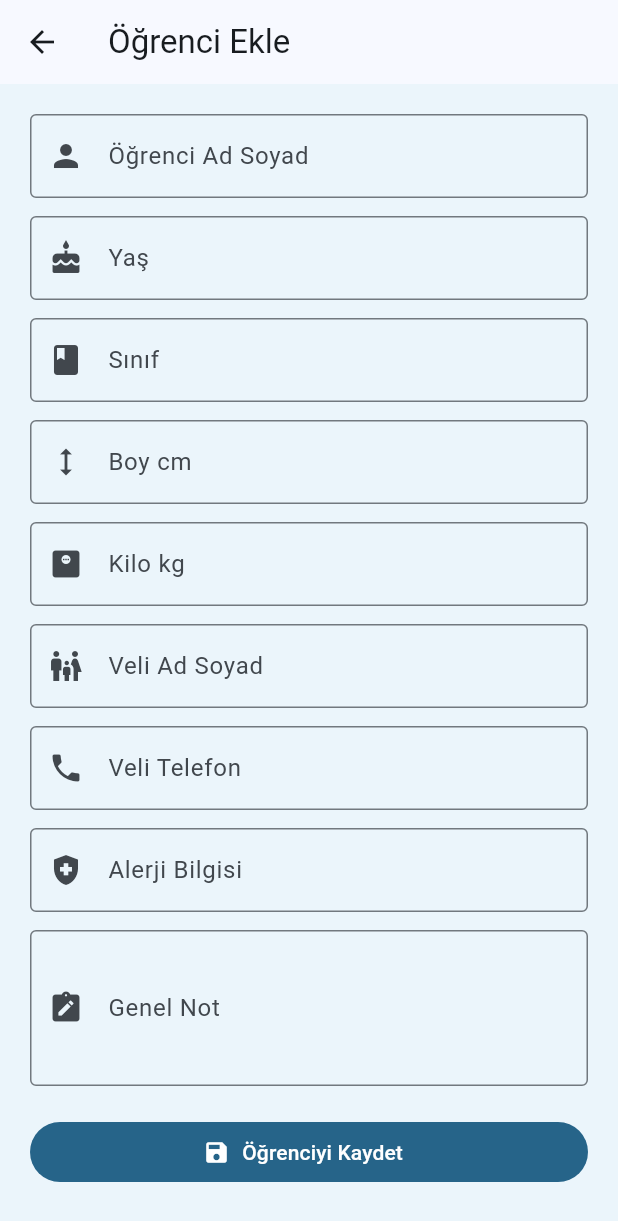
After one commit to EfeTurhan29/243301037_EfeSevkiTurhan_Flutter_Proje, a Flutter app: the ChildFormPage screen opened directly, on a phone screen of 412 x 824 dp. The commit adds this screen. Shown: the top 1221 px of the screen. Run offline on Flutter 3.47's test engine with Material 3 defaults, Android fonts, the phone set to English and light mode, and no system bars; our stand-ins replace supabase_flutter; accounts and stored records are empty.

Commit message:
Ogrenci profilleri ekleme,duzenleme,silme eklendi aynı zamanda rapor kısmında değişiklikler yapildi

```diff
--- /dev/null
+++ b/lib/ekranlar/child_form_page.dart
@@ -0,0 +1,238 @@
+import 'package:flutter/material.dart';
+import 'package:supabase_flutter/supabase_flutter.dart';
+
+class ChildFormPage extends StatefulWidget {
+  final Map<String, dynamic>? existingChild;
+
+  const ChildFormPage({
+    super.key,
+    this.existingChild,
+  });
+
+  @override
+  State<ChildFormPage> createState() => _ChildFormPageState();
+}
+
+class _ChildFormPageState extends State<ChildFormPage> {
+  final supabase = Supabase.instance.client;
+
+  final nameController = TextEditingController();
+  final ageController = TextEditingController();
+  final classroomController = TextEditingController();
+  final heightController = TextEditingController();
+  final weightController = TextEditingController();
+  final parentNameController = TextEditingController();
+  final parentPhoneController = TextEditingController();
+  final allergyController = TextEditingController();
+  final noteController = TextEditingController();
+
+  bool isSaving = false;
+
+  bool get isEditMode => widget.existingChild != null;
+
+  @override
+  void initState() {
+    super.initState();
+
+    if (isEditMode) {
+      final child = widget.existingChild!;
+
+      nameController.text = child['full_name']?.toString() ?? '';
+      ageController.text = child['age']?.toString() ?? '';
+      classroomController.text = child['classroom']?.toString() ?? '';
+      heightController.text = child['height_cm']?.toString() ?? '';
+      weightController.text = child['weight_kg']?.toString() ?? '';
+      parentNameController.text = child['parent_name']?.toString() ?? '';
+      parentPhoneController.text = child['parent_phone']?.toString() ?? '';
+      allergyController.text = child['allergy_info']?.toString() ?? '';
+      noteController.text = child['note']?.toString() ?? '';
+    }
+  }
+
+  Future<void> saveChild() async {
+    if (nameController.text.trim().isEmpty ||
+        ageController.text.trim().isEmpty ||
+        classroomController.text.trim().isEmpty) {
+      ScaffoldMessenger.of(context).showSnackBar(
+        const SnackBar(
+          content: Text('Ad soyad, yaş ve sınıf alanları boş bırakılamaz.'),
+        ),
+      );
+      return;
+    }
+
+    setState(() {
+      isSaving = true;
+    });
+
+    final childData = {
+      'full_name': nameController.text.trim(),
+      'age': int.tryParse(ageController.text.trim()),
+      'classroom': classroomController.text.trim(),
+      'height_cm': int.tryParse(heightController.text.trim()),
+      'weight_kg': double.tryParse(
+        weightController.text.trim().replaceAll(',', '.'),
+      ),
+      'parent_name': parentNameController.text.trim(),
+      'parent_phone': parentPhoneController.text.trim(),
+      'allergy_info': allergyController.text.trim(),
+      'note': noteController.text.trim(),
+    };
+
+    try {
+      if (isEditMode) {
+        await supabase
+            .from('children')
+            .update(childData)
+            .eq('id', widget.existingChild!['id']);
+      } else {
+        await supabase.from('children').insert(childData);
+      }
+
+      if (!mounted) return;
+
+      ScaffoldMessenger.of(context).showSnackBar(
+        SnackBar(
+          content: Text(
+            isEditMode
+                ? 'Öğrenci bilgileri güncellendi.'
+                : 'Öğrenci başarıyla eklendi.',
+          ),
+        ),
+      );
+
+      Navigator.pop(context, true);
+    } catch (error) {
+      if (!mounted) return;
+
+      ScaffoldMessenger.of(context).showSnackBar(
+        SnackBar(
+          content: Text('İşlem sırasında hata oluştu: $error'),
+        ),
+      );
+    } finally {
+      if (mounted) {
+        setState(() {
+          isSaving = false;
+        });
+      }
+    }
+  }
+
+  @override
+  Widget build(BuildContext context) {
+    return Scaffold(
+      appBar: AppBar(
+        title: Text(isEditMode ? 'Öğrenci Düzenle' : 'Öğrenci Ekle'),
+      ),
+      body: ListView(
+        padding: const EdgeInsets.all(20),
+        children: [
+          TextField(
+            controller: nameController,
+            decoration: const InputDecoration(
+              labelText: 'Öğrenci Ad Soyad',
+              border: OutlineInputBorder(),
+              prefixIcon: Icon(Icons.person),
+            ),
+          ),
+          const SizedBox(height: 12),
+          TextField(
+            controller: ageController,
+            keyboardType: TextInputType.number,
+            decoration: const InputDecoration(
+              labelText: 'Yaş',
+              border: OutlineInputBorder(),
+              prefixIcon: Icon(Icons.cake),
+            ),
+          ),
+          const SizedBox(height: 12),
+          TextField(
+            controller: classroomController,
+            decoration: const InputDecoration(
+              labelText: 'Sınıf',
+              border: OutlineInputBorder(),
+              prefixIcon: Icon(Icons.class_),
+            ),
+          ),
+          const SizedBox(height: 12),
+          TextField(
+            controller: heightController,
+            keyboardType: TextInputType.number,
+            decoration: const InputDecoration(
+              labelText: 'Boy cm',
+              border: OutlineInputBorder(),
+              prefixIcon: Icon(Icons.height),
+            ),
+          ),
+          const SizedBox(height: 12),
+          TextField(
+            controller: weightController,
+            keyboardType: TextInputType.number,
+            decoration: const InputDecoration(
+              labelText: 'Kilo kg',
+              border: OutlineInputBorder(),
+              prefixIcon: Icon(Icons.monitor_weight),
+            ),
+          ),
+          const SizedBox(height: 12),
+          TextField(
+            controller: parentNameController,
+            decoration: const InputDecoration(
+              labelText: 'Veli Ad Soyad',
+              border: OutlineInputBorder(),
+              prefixIcon: Icon(Icons.family_restroom),
+            ),
+          ),
+          const SizedBox(height: 12),
+          TextField(
+            controller: parentPhoneController,
+            keyboardType: TextInputType.phone,
+            decoration: const InputDecoration(
+              labelText: 'Veli Telefon',
+              border: OutlineInputBorder(),
+              prefixIcon: Icon(Icons.phone),
+            ),
+          ),
+          const SizedBox(height: 12),
+          TextField(
+            controller: allergyController,
+            decoration: const InputDecoration(
+              labelText: 'Alerji Bilgisi',
+              border: OutlineInputBorder(),
+              prefixIcon: Icon(Icons.health_and_safety),
+            ),
+          ),
+          const SizedBox(height: 12),
+          TextField(
+            controller: noteController,
+            maxLines: 3,
+            decoration: const InputDecoration(
+              labelText: 'Genel Not',
+              border: OutlineInputBorder(),
+              prefixIcon: Icon(Icons.note_alt),
+            ),
+          ),
+          const SizedBox(height: 20),
+          FilledButton.icon(
+            onPressed: isSaving ? null : saveChild,
+            icon: isSaving
+                ? const SizedBox(
+                    width: 18,
+                    height: 18,
+                    child: CircularProgressIndicator(strokeWidth: 2),
+                  )
+                : const Icon(Icons.save),
+            label: Text(
+              isSaving
+                  ? 'Kaydediliyor...'
+                  : isEditMode
+                      ? 'Bilgileri Güncelle'
+                      : 'Öğrenciyi Kaydet',
+            ),
+          ),
+        ],
+      ),
+    );
+  }
+}
```
Also changed, not shown: lib/ekranlar/child_info_page.dart (+86 -0 lines), lib/ekranlar/child_list_page.dart (+33 -5 lines), lib/ekranlar/home_page.dart (+2 -6 lines), lib/ekranlar/report_list_page.dart (added, +291 -0 lines).
